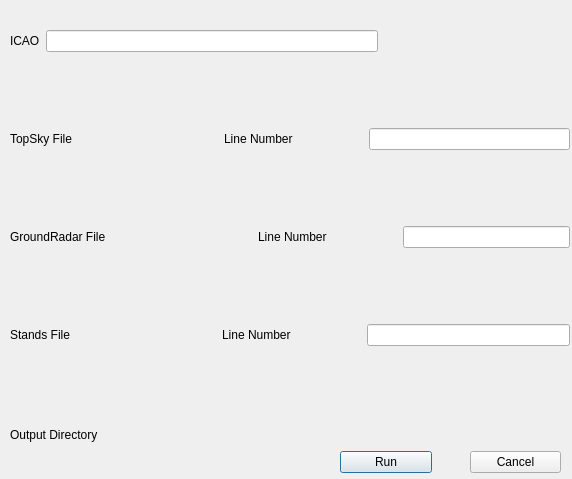
Above: debug.ui from BrakingChanges/widen-line-qgis-plugin before the change. Below: the same form after it.
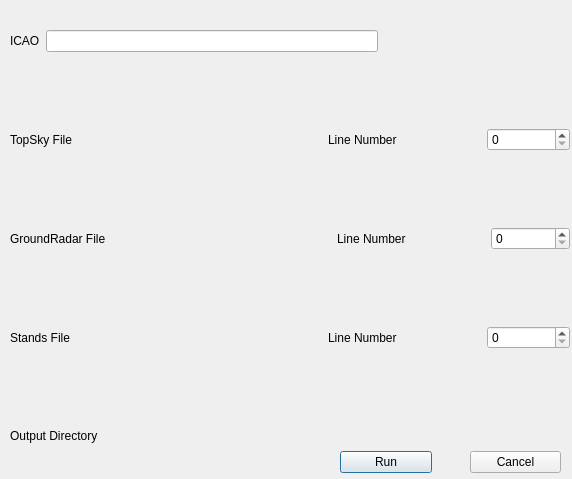
That is the form after the change. Custom widgets are drawn as their Qt base class.

Commit message: Working baseline non-remembering export algorithm for debug mode

The edit to the form file:
```diff
--- a/debug.ui
+++ b/debug.ui
@@ -110,9 +110,9 @@
        </widget>
       </item>
       <item>
-       <widget class="QLineEdit" name="topsky_line_number_widget">
-        <property name="text">
-         <string/>
+       <widget class="QSpinBox" name="topsky_line_number_widget">
+        <property name="maximum">
+         <number>999999999</number>
         </property>
        </widget>
       </item>
@@ -141,7 +141,11 @@
        </widget>
       </item>
       <item>
-       <widget class="QLineEdit" name="groundradar_line_number_widget"/>
+       <widget class="QSpinBox" name="groundradar_line_number_widget">
+        <property name="maximum">
+         <number>999999999</number>
+        </property>
+       </widget>
       </item>
      </layout>
     </item>
@@ -168,7 +172,11 @@
        </widget>
       </item>
       <item>
-       <widget class="QLineEdit" name="stands_line_number"/>
+       <widget class="QSpinBox" name="stands_line_number">
+        <property name="maximum">
+         <number>999999999</number>
+        </property>
+       </widget>
       </item>
      </layout>
     </item>
```
Left out of the diff: 12 changed lines with no effect on the pictures. The commit also changes 3 other files.
